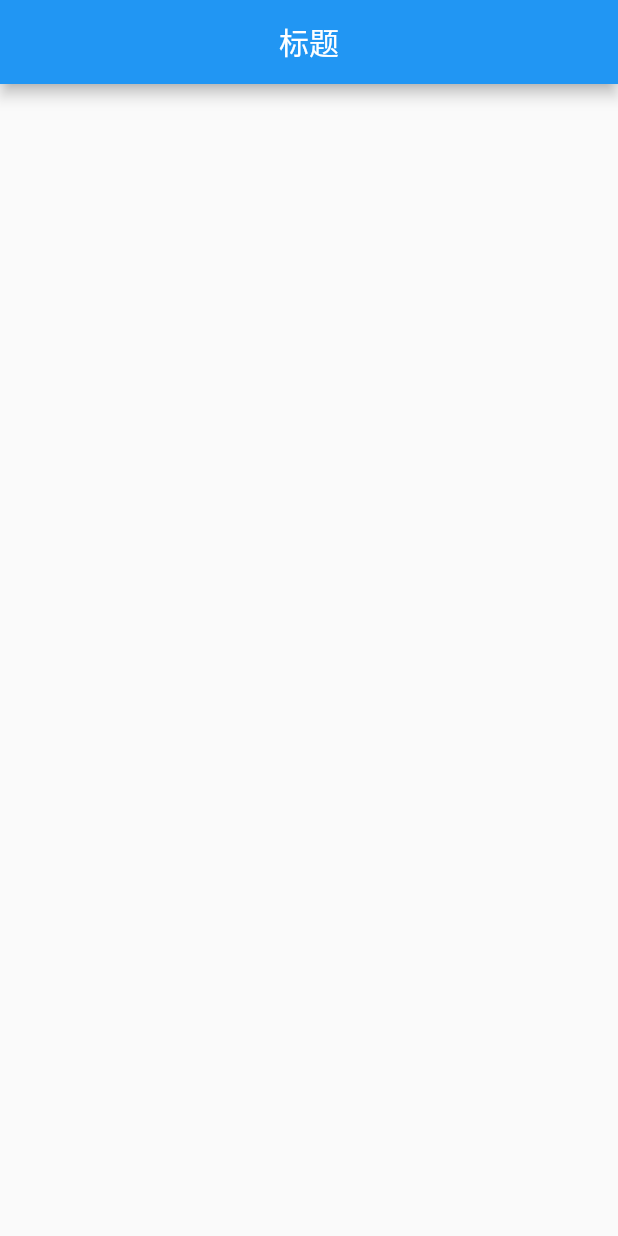
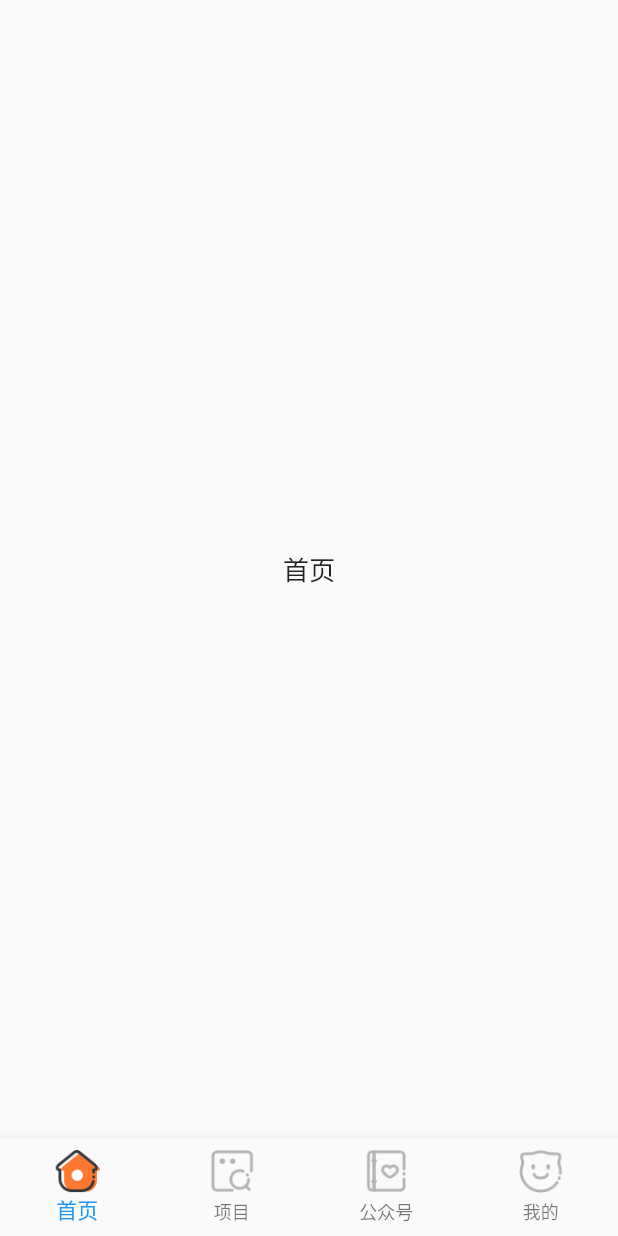
Before and after one commit to runitwolf/FlutterDemo, a Flutter app: the screen it shows after launch, on a phone screen of 412 x 824 dp. Run offline on Flutter 3.47's test engine with Material 2 defaults, Android fonts, the phone set to English and light mode, and no system bars; our stand-ins replace flutter_screenutil.

Commit message:
底部Tab来回切换和滑动可以切换界面

```diff
--- a/lib/MainHomePage.dart
+++ b/lib/MainHomePage.dart
@@ -1,4 +1,10 @@
 import 'package:flutter/material.dart';
+import 'package:flutter_screenutil/flutter_screenutil.dart';
+import 'package:flutter_demo/pages/MainPage.dart';
+import 'package:flutter_demo/pages/MinePage.dart';
+import 'package:flutter_demo/pages/ProjectPage.dart';
+import 'package:flutter_demo/pages/OfficialPage.dart';
+import 'package:flutter_demo/TabConfig.dart';
 
 class MainHomePage extends StatefulWidget {
   @override
@@ -6,16 +12,86 @@ class MainHomePage extends StatefulWidget {
 }
 
 class _MainHomePageState extends State<MainHomePage> {
+  int _currentIndex = 0;
+  PageController pageController;
+  List<Widget> _pages;
+  List<NavigationIconView> _navigationIconView = [];
+
+  @override
+  void initState() {
+    super.initState();
+    pageController = PageController(
+        initialPage: _currentIndex, keepPage: true, viewportFraction: 1.0);
+    _pages = [MainPage(),ProjectPage(),OfficialPage(), MinePage()];
+  }
+
   @override
   Widget build(BuildContext context) {
+    //If you want to set the font size is scaled according to the system's "font size" assist option
+    ScreenUtil.init(context, width: 750, height: 1334, allowFontScaling: true);
+    initData();
+
+    //设置点击底部tab切换页面的效果
+    BottomNavigationBar navigationBar = BottomNavigationBar(
+        items:_navigationIconView.map((NavigationIconView navigationIconView) => navigationIconView.item).toList(),
+        currentIndex: _currentIndex,
+      type: BottomNavigationBarType.fixed,
+      onTap: (int index){
+          setState(() {
+            _currentIndex = index;
+          });
+      },
+    );
+
     return Scaffold(
-      appBar: AppBar(
-        title: Text(
-          "标题",
-          style: TextStyle(fontSize: 20.0, color: Colors.blueAccent[800]),
-        ),
-        centerTitle: true,
+      //设置左右滑动翻页的效果
+      body: PageView.builder(
+        itemBuilder: (BuildContext context,int index){
+          return _pages[index];
+        },
+        controller: pageController,
+        itemCount: _pages.length,
+        onPageChanged: (int index){
+          setState(() {
+            _currentIndex = index;
+          });
+        },
       ),
+
+      //设置底部切换
+      bottomNavigationBar: navigationBar,
     );
   }
+
+  void initData() {
+    _navigationIconView.clear();
+    for (var i = 0; i < TabConfig.HOME_TAB_TITLES.length; i++) {
+      NavigationIconView iconView = NavigationIconView(
+          title: TabConfig.HOME_TAB_TITLES[i],
+          icon: Image.asset(TabConfig.HOME_TAB_NORMALICON[i],
+              width: TabConfig.width, height: TabConfig.height),
+          activeIcon: Image.asset(TabConfig.HOME_TAB_ACTIVEICON[i],
+              width: TabConfig.width, height: TabConfig.height));
+
+      _navigationIconView.add(iconView);
+    }
+  }
 }
+
+class NavigationIconView {
+  String title;
+  Widget icon;
+  Widget activeIcon;
+  BottomNavigationBarItem item;
+
+  NavigationIconView({this.title, this.icon, this.activeIcon}) {
+    item = new BottomNavigationBarItem(
+        icon: icon,
+        activeIcon: activeIcon,
+        title: Text(title,
+            style: TextStyle(
+              fontSize: ScreenUtil().setSp(30),
+            )),
+        backgroundColor: Colors.white);
+  }
+}
--- /dev/null
+++ b/lib/TabConfig.dart
@@ -0,0 +1,34 @@
+class AppColors{
+  static const AppBarColor = 0xff303030;
+  static const AppTabTextColor = 0xffff7830;
+}
+class TabConfig{
+  //以下三个数据保证长度一致，这里未做判断 后续添加
+  /**
+   * //底部title
+   */
+  static const HOME_TAB_TITLES = const ["首页", "项目", "公众号", "我的"];
+  /**
+   * 底部正常情况下按钮
+   */
+  static const HOME_TAB_NORMALICON = const [
+    "assets/images/main/tab/ic_tab_home_no_selected.png",
+    "assets/images/main/tab/ic_tab_category_no_selected.png",
+    "assets/images/main/tab/ic_tab_bookshelf_no_selected.png",
+    "assets/images/main/tab/ic_tab_mine_no_selected.png"
+  ];
+  /**
+   * 底部选中情况下按钮
+   */
+  static const HOME_TAB_ACTIVEICON = const [
+    "assets/images/main/tab/ic_tab_home_selected.png",
+    "assets/images/main/tab/ic_tab_category_selected.png",
+    "assets/images/main/tab/ic_tab_bookshelf_selected.png",
+    "assets/images/main/tab/ic_tab_mine_selected.png"
+  ];
+  /**
+   * 按钮的宽高
+   */
+  static const double width = 30.0, height = 30.0;
+
+}
--- /dev/null
+++ b/lib/pages/MainPage.dart
@@ -0,0 +1,21 @@
+import 'package:flutter/material.dart';
+import 'package:flutter_screenutil/flutter_screenutil.dart';
+
+class MainPage extends StatefulWidget {
+  @override
+  _MainPageState createState() => _MainPageState();
+}
+
+class _MainPageState extends State<MainPage> {
+  @override
+  Widget build(BuildContext context) {
+    return Center(
+        child: SafeArea(
+            child: Text("首页",
+              style: TextStyle(
+                fontSize: ScreenUtil().setSp(32)
+              ))
+        )
+    );
+  }
+}
```
Also changed, not shown: lib/pages/MinePage.dart (added, +21 -0 lines), lib/pages/OfficialPage.dart (added, +21 -0 lines), lib/pages/ProjectPage.dart (added, +21 -0 lines), pubspec.yaml (+13 -1 lines), assets/images/flutter_wheel.jpeg (added), assets/images/main/tab/ic_tab_bookshelf_no_selected.png (added), assets/images/main/tab/ic_tab_bookshelf_selected.png (added), assets/images/main/tab/ic_tab_category_no_selected.png (added), assets/images/main/tab/ic_tab_category_selected.png (added), assets/images/main/tab/ic_tab_home_no_selected.png (added), assets/images/main/tab/ic_tab_home_selected.png (added), assets/images/main/tab/ic_tab_mine_no_selected.png (added), assets/images/main/tab/ic_tab_mine_selected.png (added), pubspec.lock.
